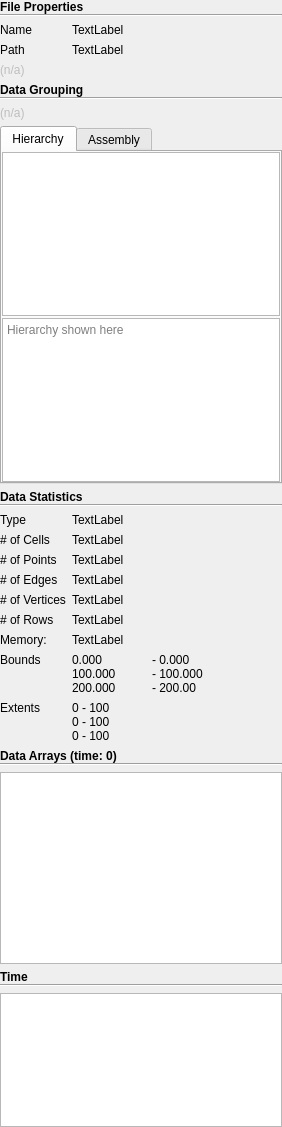
Old version of the form Qt/Components/Resources/UI/pqProxyInformationWidget.ui in the repository Kitware/ParaView.
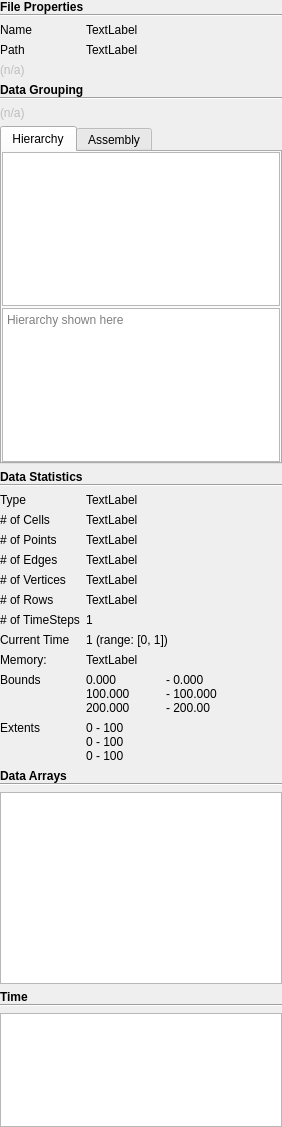
New version of the form. Custom widgets are drawn as their Qt base class.

Commit message:
Add time stats in info panel
* add time range
* add number of timesteps

Diff of the .ui file:
```diff
--- a/Qt/Components/Resources/UI/pqProxyInformationWidget.ui
+++ b/Qt/Components/Resources/UI/pqProxyInformationWidget.ui
@@ -59,7 +59,7 @@
      </property>
     </widget>
    </item>
-   <item row="16" column="1">
+   <item row="18" column="1">
     <widget class="QLabel" name="extents">
      <property name="text">
       <string>0 - 100
@@ -206,7 +206,7 @@
      </property>
     </widget>
    </item>
-   <item row="20" column="0" colspan="2">
+   <item row="22" column="0" colspan="2">
     <widget class="pqTreeView" name="timeValues">
      <property name="alternatingRowColors">
       <bool>true</bool>
@@ -260,7 +260,7 @@
      </property>
     </widget>
    </item>
-   <item row="16" column="0">
+   <item row="18" column="0">
     <widget class="QLabel" name="labelExtents">
      <property name="text">
       <string>Extents</string>
@@ -283,7 +283,7 @@
      </property>
     </widget>
    </item>
-   <item row="17" column="0" colspan="2">
+   <item row="19" column="0" colspan="2">
     <layout class="QVBoxLayout" name="verticalLayout_4">
      <property name="spacing">
       <number>0</number>
@@ -297,7 +297,7 @@
         </font>
        </property>
        <property name="text">
-        <string>Data Arrays (time: 0)</string>
+        <string>Data Arrays</string>
        </property>
       </widget>
      </item>
@@ -310,7 +310,7 @@
      </item>
     </layout>
    </item>
-   <item row="19" column="0" colspan="2">
+   <item row="21" column="0" colspan="2">
     <layout class="QVBoxLayout" name="verticalLayout_7" stretch="0,0">
      <property name="spacing">
       <number>0</number>
@@ -337,7 +337,7 @@
      </item>
     </layout>
    </item>
-   <item row="15" column="1">
+   <item row="17" column="1">
     <widget class="QLabel" name="bounds">
      <property name="text">
       <string>0.000	- 0.000
@@ -362,7 +362,7 @@
      </property>
     </widget>
    </item>
-   <item row="14" column="1">
+   <item row="16" column="1">
     <widget class="QLabel" name="memory">
      <property name="text">
       <string>TextLabel</string>
@@ -399,7 +399,7 @@
      </property>
     </widget>
    </item>
-   <item row="18" column="0" colspan="2">
+   <item row="20" column="0" colspan="2">
     <widget class="pqTreeView" name="dataArraysTable">
      <property name="sizePolicy">
       <sizepolicy hsizetype="Ignored" vsizetype="MinimumExpanding">
@@ -445,14 +445,14 @@
      </item>
     </layout>
    </item>
-   <item row="14" column="0">
+   <item row="16" column="0">
     <widget class="QLabel" name="labelMemory">
      <property name="text">
       <string>Memory:</string>
      </property>
     </widget>
    </item>
-   <item row="15" column="0">
+   <item row="17" column="0">
     <widget class="QLabel" name="labelBounds">
      <property name="text">
       <string>Bounds</string>
@@ -555,6 +555,34 @@
      </property>
     </widget>
    </item>
+   <item row="14" column="0">
+    <widget class="QLabel" name="labelTimeSteps">
+     <property name="text">
+      <string># of TimeSteps</string>
+     </property>
+    </widget>
+   </item>
+   <item row="14" column="1">
+    <widget class="QLabel" name="timeSteps">
+     <property name="text">
+      <string>1</string>
+     </property>
+    </widget>
+   </item>
+   <item row="15" column="0">
+    <widget class="QLabel" name="labelCurrentTime">
+     <property name="text">
+      <string>Current Time</string>
+     </property>
+    </widget>
+   </item>
+   <item row="15" column="1">
+    <widget class="QLabel" name="currentTime">
+     <property name="text">
+      <string>1 (range: [0, 1])</string>
+     </property>
+    </widget>
+   </item>
   </layout>
  </widget>
  <customwidgets>
```
Left out of the diff: 2 changed lines with no effect on the pictures. The commit also changes 1 other file.
